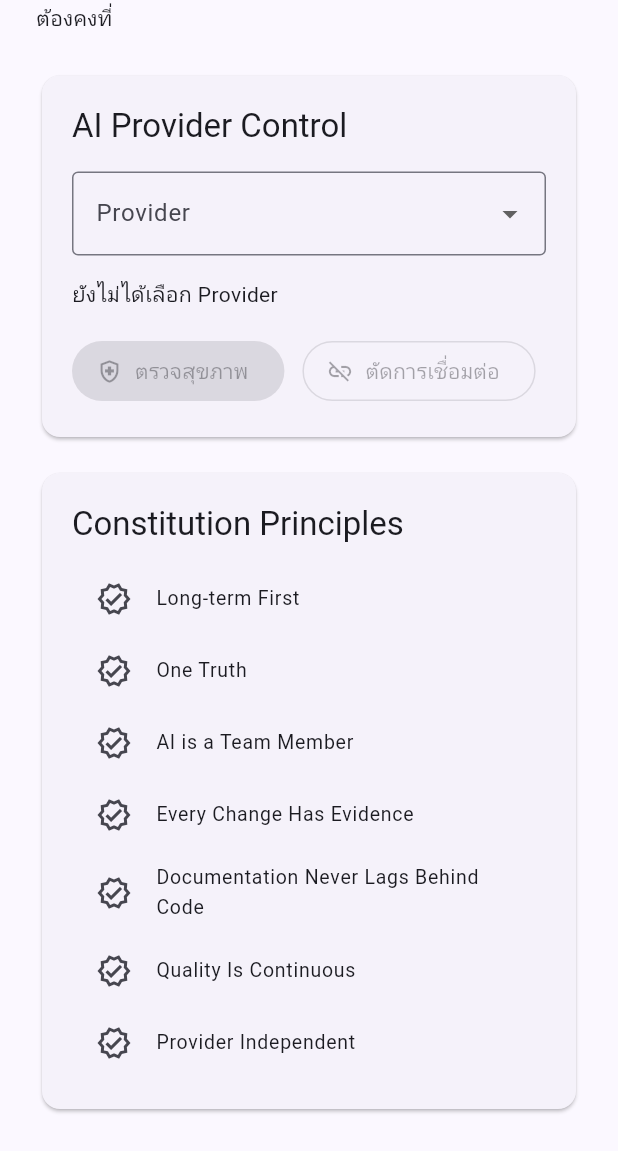
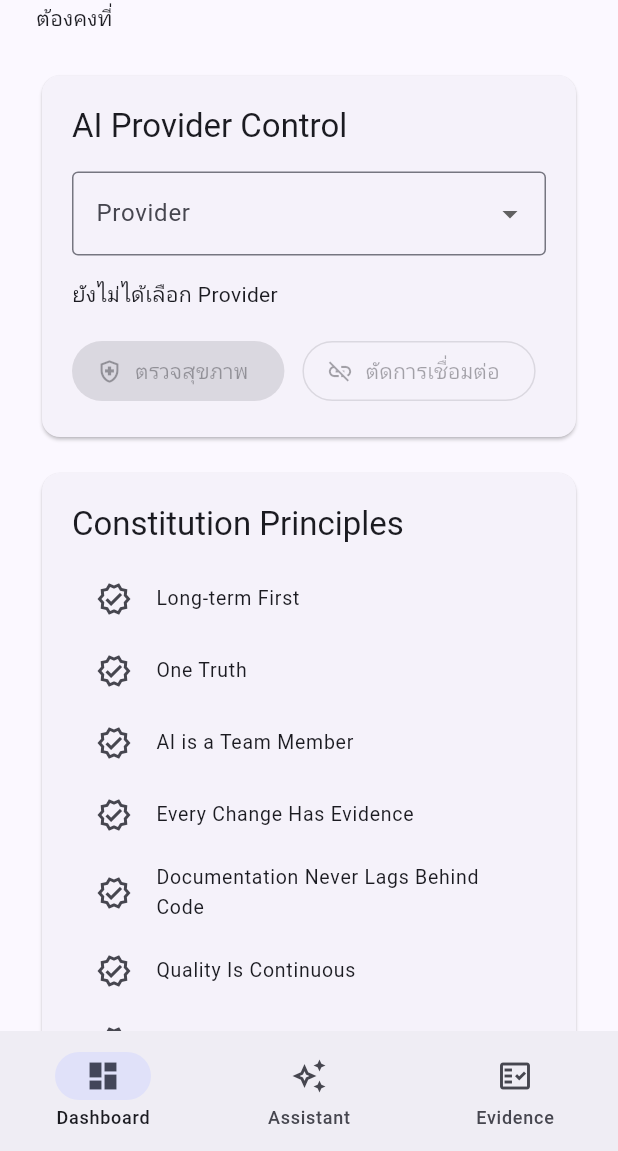
Before and after one commit to phakphoum38-stack/AI_NATIVE_ENTERPRISE_CONSTITUTION_TH, a Flutter app: the screen it shows after launch, scrolled down 122 dp, on a phone screen of 412 x 824 dp, the part 85-1236 px from its top. Run offline on Flutter 3.47's test engine with Material 3 defaults, Android fonts, the phone set to English and light mode, and no system bars.

Commit message:
feat(app): launch enterprise application shell

```diff
--- a/lib/app/ai_native_enterprise_app.dart
+++ b/lib/app/ai_native_enterprise_app.dart
@@ -1,6 +1,6 @@
 import 'package:flutter/material.dart';
 
-import '../screens/home_screen.dart';
+import '../screens/app_shell.dart';
 import 'app_dependencies.dart';
 
 class AiNativeEnterpriseApp extends StatelessWidget {
@@ -17,7 +17,14 @@ class AiNativeEnterpriseApp extends StatelessWidget {
         colorScheme: ColorScheme.fromSeed(seedColor: Colors.indigo),
         useMaterial3: true,
       ),
-      home: HomeScreen(controller: dependencies.aiProviderController),
+      darkTheme: ThemeData(
+        colorScheme: ColorScheme.fromSeed(
+          seedColor: Colors.indigo,
+          brightness: Brightness.dark,
+        ),
+        useMaterial3: true,
+      ),
+      home: AppShell(dependencies: dependencies),
     );
   }
 }
```
